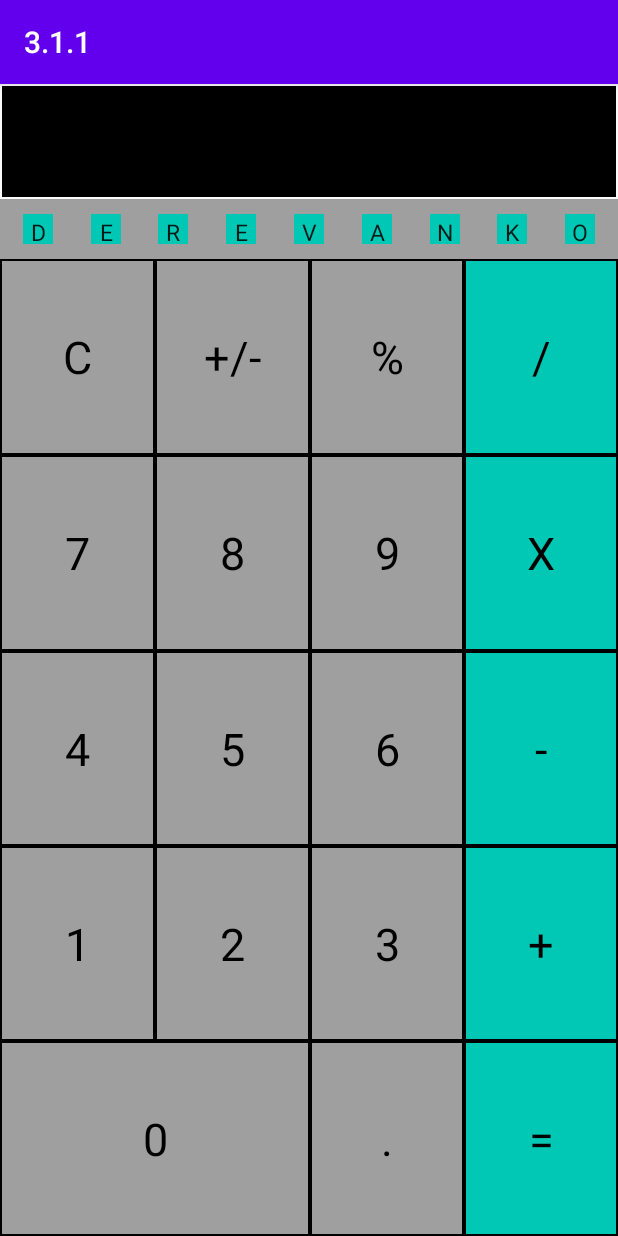
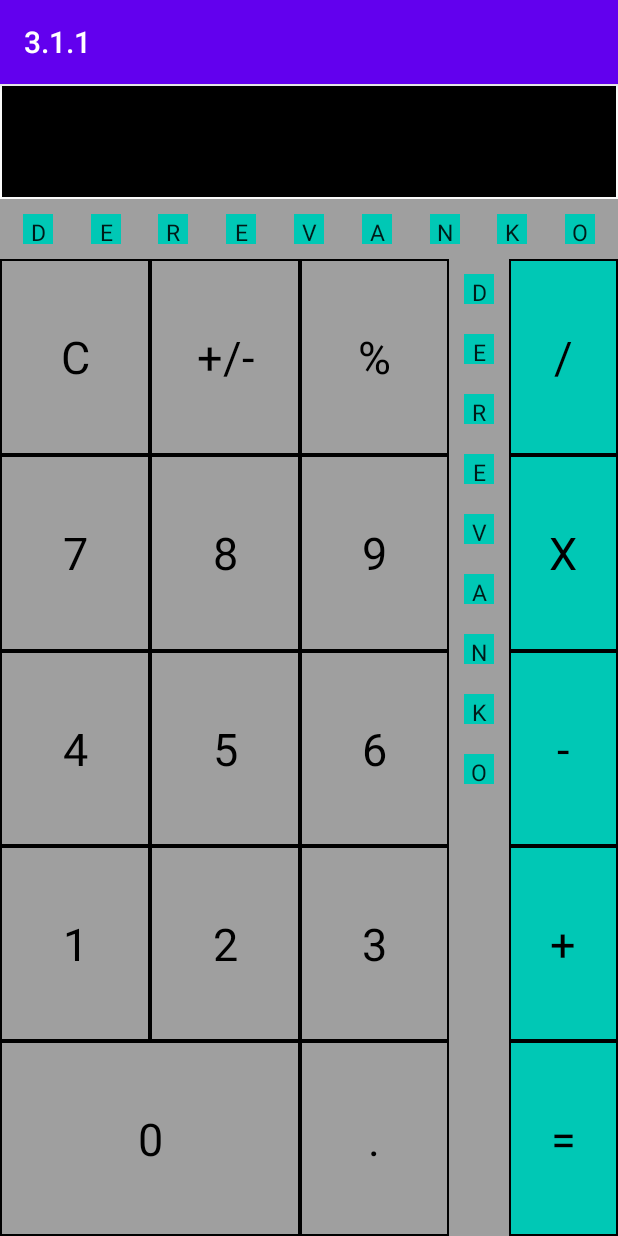
Before and after one commit to Lelik79/3.2.1, an Android app: the screen it shows after launch (MainActivity), on a phone screen of 412 x 824 dp. Run offline under Robolectric (Android 15) with nearby library versions, the phone set to English and light mode, and no system bars.

Commit message:
added vertical column

```diff
--- a/app/src/main/res/layout/activity_main.xml
+++ b/app/src/main/res/layout/activity_main.xml
@@ -26,7 +26,6 @@
             android:text="@string/d"
             app:layout_constraintBottom_toBottomOf="parent"
             app:layout_constraintEnd_toStartOf="@+id/E"
-            app:layout_constraintHorizontal_chainStyle="spread"
             app:layout_constraintStart_toStartOf="parent"
             app:layout_constraintTop_toTopOf="parent" />
 
@@ -36,7 +35,6 @@
             android:text="@string/e"
             app:layout_constraintBottom_toBottomOf="parent"
             app:layout_constraintEnd_toStartOf="@+id/R"
-            app:layout_constraintHorizontal_chainStyle="spread"
             app:layout_constraintStart_toEndOf="@+id/D"
             app:layout_constraintTop_toTopOf="parent" />
 
@@ -44,7 +42,6 @@
             android:id="@+id/R"
             style="@style/FontThemeLetters"
             android:text="@string/r"
-            app:layout_constraintHorizontal_chainStyle="spread"
             app:layout_constraintStart_toEndOf="@+id/E"
             app:layout_constraintEnd_toStartOf="@+id/Ee"
             app:layout_constraintTop_toTopOf="parent"
@@ -55,7 +52,6 @@
             android:id="@+id/Ee"
             style="@style/FontThemeLetters"
             android:text="@string/e"
-            app:layout_constraintHorizontal_chainStyle="spread"
             app:layout_constraintStart_toEndOf="@+id/R"
             app:layout_constraintEnd_toStartOf="@+id/V"
             app:layout_constraintTop_toTopOf="parent"
@@ -66,7 +62,6 @@
             android:id="@+id/V"
             style="@style/FontThemeLetters"
             android:text="@string/v"
-            app:layout_constraintHorizontal_chainStyle="spread"
             app:layout_constraintStart_toEndOf="@+id/Ee"
             app:layout_constraintEnd_toStartOf="@+id/A"
             app:layout_constraintTop_toTopOf="parent"
@@ -77,7 +72,6 @@
             android:id="@+id/A"
             style="@style/FontThemeLetters"
             android:text="@string/a"
-            app:layout_constraintHorizontal_chainStyle="spread"
             app:layout_constraintStart_toEndOf="@+id/V"
             app:layout_constraintEnd_toStartOf="@+id/N"
             app:layout_constraintTop_toTopOf="parent"
@@ -88,7 +82,6 @@
             android:id="@+id/N"
             style="@style/FontThemeLetters"
             android:text="@string/n"
-            app:layout_constraintHorizontal_chainStyle="spread"
             app:layout_constraintStart_toEndOf="@+id/A"
             app:layout_constraintEnd_toStartOf="@+id/K"
             app:layout_constraintEnd_toEndOf="parent"
@@ -100,7 +93,6 @@
             android:id="@+id/K"
             style="@style/FontThemeLetters"
             android:text="@string/k"
-            app:layout_constraintHorizontal_chainStyle="spread"
             app:layout_constraintStart_toEndOf="@+id/N"
             app:layout_constraintEnd_toStartOf="@+id/O"
             app:layout_constraintEnd_toEndOf="parent"
@@ -112,8 +104,7 @@
             android:id="@+id/O"
             style="@style/FontThemeLetters"
             android:text="@string/o"
-            app:layout_constraintHorizontal_chainStyle="spread"
-            app:layout_constraintStart_toEndOf="@+id/K"
+                  app:layout_constraintStart_toEndOf="@+id/K"
             app:layout_constraintEnd_toEndOf="parent"
             app:layout_constraintTop_toTopOf="parent"
             app:layout_constraintBottom_toBottomOf="parent"
@@ -121,6 +112,7 @@
 
 
     </androidx.constraintlayout.widget.ConstraintLayout>
+
 
     <LinearLayout
         android:id="@+id/r0"
@@ -253,6 +245,72 @@
         </LinearLayout>
 
         <LinearLayout
+            android:id="@+id/letters1constraintlayoutVertical"
+            android:layout_width="wrap_content"
+            android:layout_height="match_parent"
+            android:background="@color/colorGray"
+            android:orientation="vertical">
+            >
+
+            <TextView
+                android:id="@+id/D"
+                style="@style/FontThemeLetters"
+                android:text="@string/d"
+                app:layout_constraintVertical_chainStyle="spread" />
+
+            <TextView
+                android:id="@+id/E"
+                style="@style/FontThemeLetters"
+                android:text="@string/e"
+                app:layout_constraintVertical_chainStyle="spread" />
+
+            <TextView
+                android:id="@+id/R"
+                style="@style/FontThemeLetters"
+                android:text="@string/r"
+                app:layout_constraintVertical_chainStyle="spread" />
+
+            <TextView
+                android:id="@+id/Ee"
+                style="@style/FontThemeLetters"
+                android:text="@string/e"
+                app:layout_constraintVertical_chainStyle="spread" />
+
+            <TextView
+                android:id="@+id/V"
+                style="@style/FontThemeLetters"
+                android:text="@string/v"
+                app:layout_constraintVertical_chainStyle="spread" />
+
+            <TextView
+                android:id="@+id/A"
+                style="@style/FontThemeLetters"
+                android:text="@string/a"
+                app:layout_constraintVertical_chainStyle="spread" />
+
+            <TextView
+                android:id="@+id/N"
+                style="@style/FontThemeLetters"
+                android:text="@string/n"
+                app:layout_constraintVertical_chainStyle="spread" />
+
+            <TextView
+                android:id="@+id/K"
+                style="@style/FontThemeLetters"
+                android:text="@string/k"
+                app:layout_constraintVertical_chainStyle="spread" />
+
+            <TextView
+                android:id="@+id/O"
+                style="@style/FontThemeLetters"
+                android:text="@string/o"
+                app:layout_constraintVertical_chainStyle="spread" />
+
+
+        </LinearLayout>
+
+
+        <LinearLayout
             android:id="@+id/column1"
             android:layout_width="match_parent"
             android:layout_height="match_parent"
@@ -289,7 +347,4 @@
 
 
 
-
-
-
 </RelativeLayout>
```
